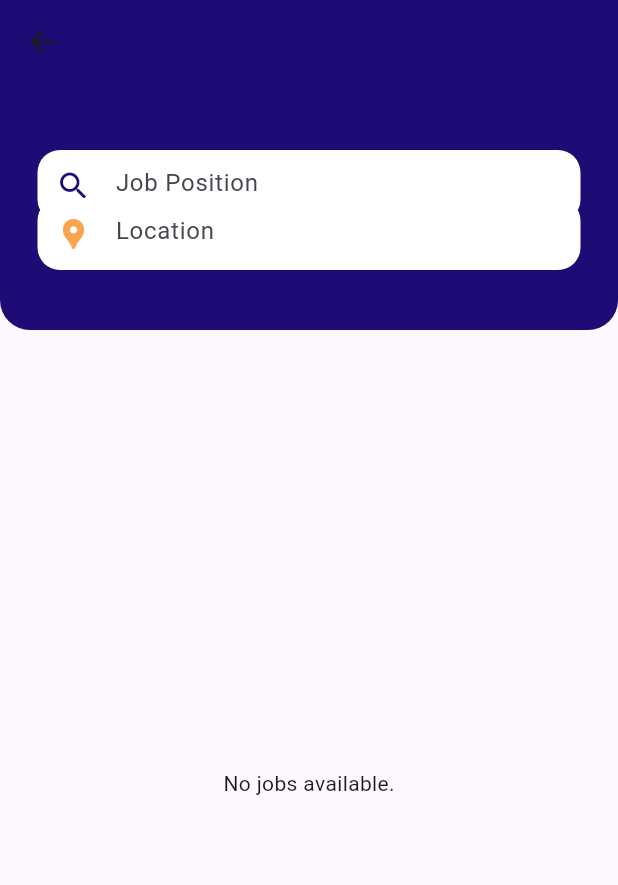
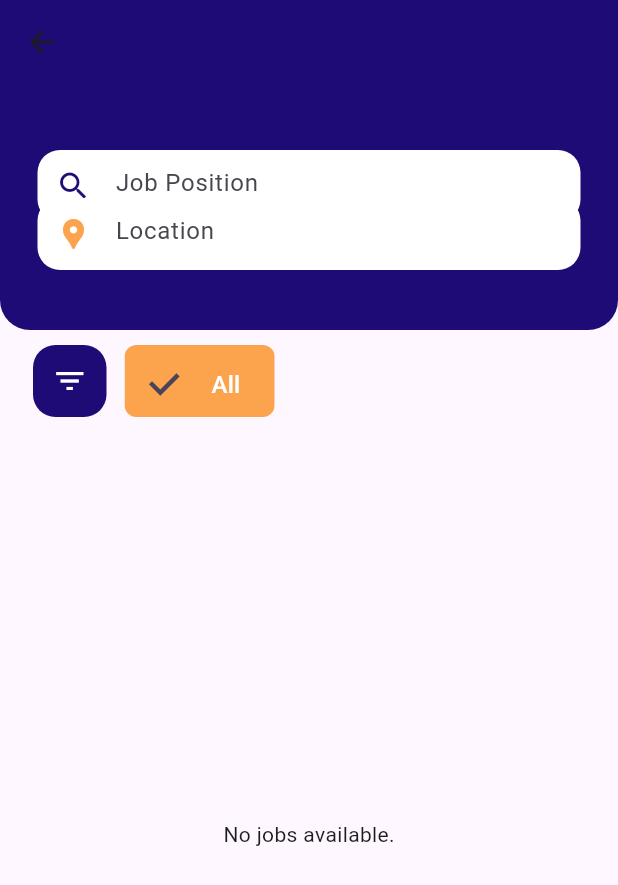
Before and after one commit to UMESH-042/Gigs, a Flutter app: the FilterPage screen opened directly, on a phone screen of 412 x 824 dp. Shown: the top 885 px of the screen. Run offline on Flutter 3.47's test engine with Material 3 defaults, Android fonts, the phone set to English and light mode, and no system bars; our stand-ins replace animated_splash_screen, cached_network_image, cloud_firestore, curved_navigation_bar, file_picker, firebase_auth and 12 more; missing offline and left inert: app_settings, easy_pdf_viewer, external_app_launcher; accounts and stored records are empty.

Commit message:
Added Filter button

```diff
--- a/lib/view/FilterPageList.dart
+++ b/lib/view/FilterPageList.dart
@@ -10,8 +10,48 @@ class FilterPage extends StatefulWidget {
 }
 
 class _FilterPageState extends State<FilterPage> {
+  late List<String> jobPositions = [];
+  late List<String> employmentTypes = [];
+  late List<String> categories = [];
+  String selectedJobPosition = '';
+  String selectedEmploymentType = '';
+  String selectedCategory = '';
+
+  @override
+  void initState() {
+    super.initState();
+    fetchFilterOptions();
+  }
+
+  Future<void> fetchFilterOptions() async {
+    jobPositions = await getDistinctValues('jobPosition');
+    employmentTypes = await getDistinctValues('employmentType');
+    categories = await getDistinctValues('category');
+
+    setState(() {});
+  }
+
+  Future<List<String>> getDistinctValues(String fieldName) async {
+    // Fetch distinct values for the specified field from the 'jobs' collection
+    QuerySnapshot querySnapshot =
+        await FirebaseFirestore.instance.collection('jobs').get();
+    List<String> distinctValues = [];
+
+    querySnapshot.docs.forEach((doc) {
+      var value = doc['$fieldName'];
+      if (value != null && !distinctValues.contains(value)) {
+        distinctValues.add(value);
+      }
+    });
+
+    return distinctValues;
+  }
+
   @override
   Widget build(BuildContext context) {
+    print(categories);
+    print(employmentTypes);
+    print(jobPositions);
     return Scaffold(
       appBar: PreferredSize(
         preferredSize: Size.fromHeight(220),
@@ -91,11 +131,89 @@ class _FilterPageState extends State<FilterPage> {
           ],
         ),
       ),
-      body: Padding(
+      body: Column(
+        children: [
+
+          Padding(
+            padding: const EdgeInsets.all(10.0),
+            child: Container(
+              height: 48,
+              child: ListView(
+                scrollDirection: Axis.horizontal,
+                children: [
+                   SizedBox(width: 12),
+                  Container(
+                    width: 49,
+                    height: 45,
+                    decoration: BoxDecoration(
+                      color: Color.fromARGB(255, 31, 11, 118),
+                      borderRadius: BorderRadius.circular(15.0),
+                    ),
+                    child: IconButton(
+                      icon: Icon(
+                        Icons.filter_list,
+                        color: Colors.white,
+                      ),
+                      onPressed: () {
+                        // Implement your filter logic here
+                      },
+                    ),
+                  ),
+                  SizedBox(width: 12),
+                  ChoiceChip(
+                    label: Container(
+                      padding:
+                          EdgeInsets.all(6.0), // Adjust the padding as needed
+                      child: Text(
+                        'All',
+                        style: TextStyle(
+                            fontSize: 16.0), // Adjust the font size as needed
+                      ),
+                    ),
+                    selected: selectedJobPosition.isEmpty,
+                    onSelected: (_) {
+                      setState(() {
+                        selectedJobPosition = '';
+                        selectedEmploymentType = '';
+                        selectedCategory = '';
+                      });
+                    },
+                    selectedColor: Color(0xFFFCA34D),
+                    labelStyle: TextStyle(
+                      color: selectedJobPosition.isEmpty
+                          ? Colors.white
+                          : Colors.black,
+                    ),
+                  ),
+                  buildRowChips(
+                      'Job Positions', jobPositions, selectedJobPosition,
+                      (value) {
+                    setState(() {
+                      selectedJobPosition = value;
+                    });
+                  }),
+                  buildRowChips('Employment Types', employmentTypes,
+                      selectedEmploymentType, (value) {
+                    setState(() {
+                      selectedEmploymentType = value;
+                    });
+                  }),
+                  buildRowChips('Categories', categories, selectedCategory,
+                      (value) {
+                    setState(() {
+                      selectedCategory = value;
+                    });
+                  }),
+                ],
+              ),
+            ),
+          ),
+          Expanded(
+            child: Padding(
               padding: const EdgeInsets.all(16.0),
-        child: Center(
               child: StreamBuilder<QuerySnapshot>(
-            stream: FirebaseFirestore.instance.collection('jobs').snapshots(),
+                stream:
+                    FirebaseFirestore.instance.collection('jobs').snapshots(),
                 builder: (context, snapshot) {
                   if (snapshot.connectionState == ConnectionState.waiting) {
                     return CircularProgressIndicator();
@@ -109,7 +227,17 @@ class _FilterPageState extends State<FilterPage> {
                     return Center(child: Text('No jobs available.'));
                   }
 
-              var jobs = snapshot.data!.docs;
+                  var jobs = snapshot.data!.docs.where((job) {
+                    var jobData = job.data() as Map<String, dynamic>;
+
+                    return (selectedJobPosition.isEmpty ||
+                            jobData['jobPosition'] == selectedJobPosition) &&
+                        (selectedEmploymentType.isEmpty ||
+                            jobData['employmentType'] ==
+                                selectedEmploymentType) &&
+                        (selectedCategory.isEmpty ||
+                            jobData['category'] == selectedCategory);
+                  }).toList();
 
                   return ListView.builder(
                     itemCount: jobs.length,
@@ -131,6 +259,43 @@ class _FilterPageState extends State<FilterPage> {
                 },
               ),
             ),
+          ),
+        ],
+      ),
+    );
+  }
+
+  Widget buildRowChips(String label, List<String> values, String selectedValue,
+      Function(String) onSelected) {
+    return Padding(
+      padding: const EdgeInsets.symmetric(horizontal: 8.0),
+      child: Column(
+        crossAxisAlignment: CrossAxisAlignment.start,
+        children: [
+          Wrap(
+            spacing: 8.0,
+            children: values.map((value) {
+              return ChoiceChip(
+                label: Container(
+                  padding: EdgeInsets.all(6.0), // Adjust the padding as needed
+                  child: Text(
+                    value,
+                    style: TextStyle(
+                        fontSize: 16.0), // Adjust the font size as needed
+                  ),
+                ),
+                selected: selectedValue == value,
+                onSelected: (bool selected) {
+                  onSelected(selected ? value : '');
+                },
+                selectedColor: Color(0xFFFCA34D),
+                labelStyle: TextStyle(
+                  color: selectedValue == value ? Colors.white : Colors.black,
+                ),
+              );
+            }).toList(),
+          ),
+        ],
       ),
     );
   }
@@ -224,7 +389,8 @@ class _FilterPageState extends State<FilterPage> {
                   Text(
                     timeAgo, // Display time ago
                     style: TextStyle(
-                        color: const Color.fromARGB(255, 118, 117, 117),fontSize: 13),
+                        color: const Color.fromARGB(255, 118, 117, 117),
+                        fontSize: 13),
                   ),
                   Text(
                     formattedSalary, // Display formatted salary
```
Lines whose indentation alone changed are shown as unchanged.
